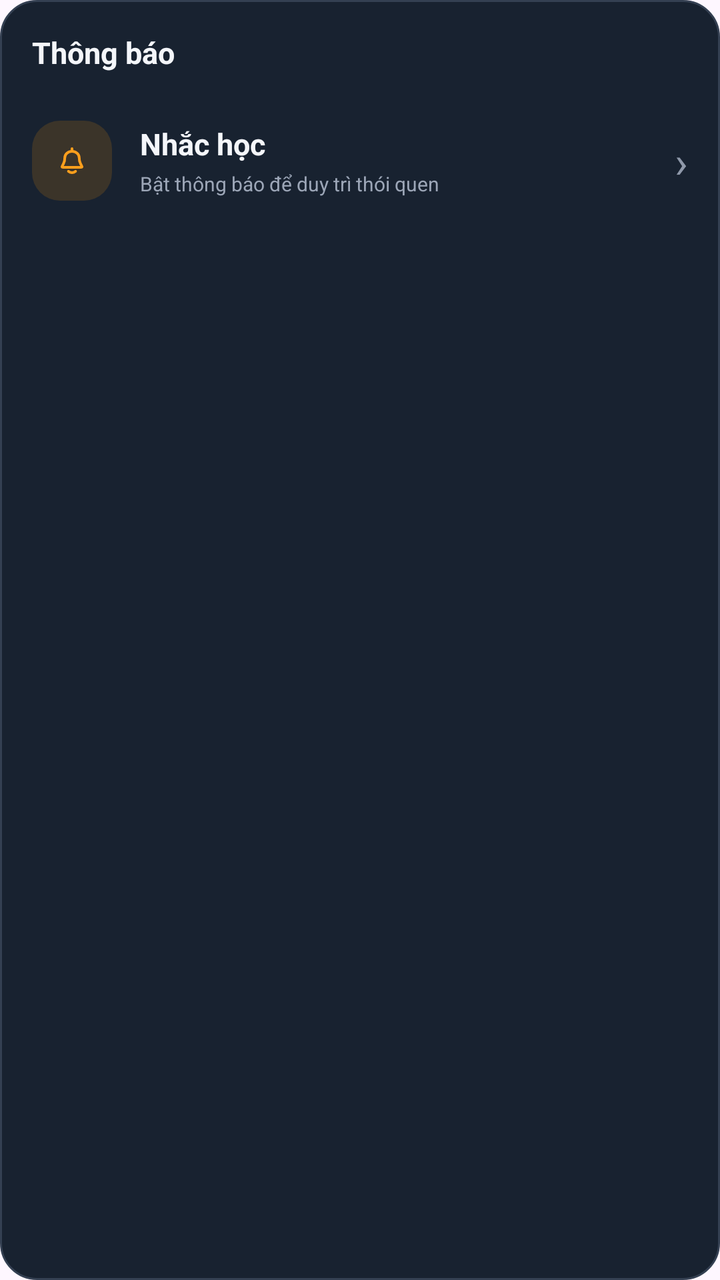
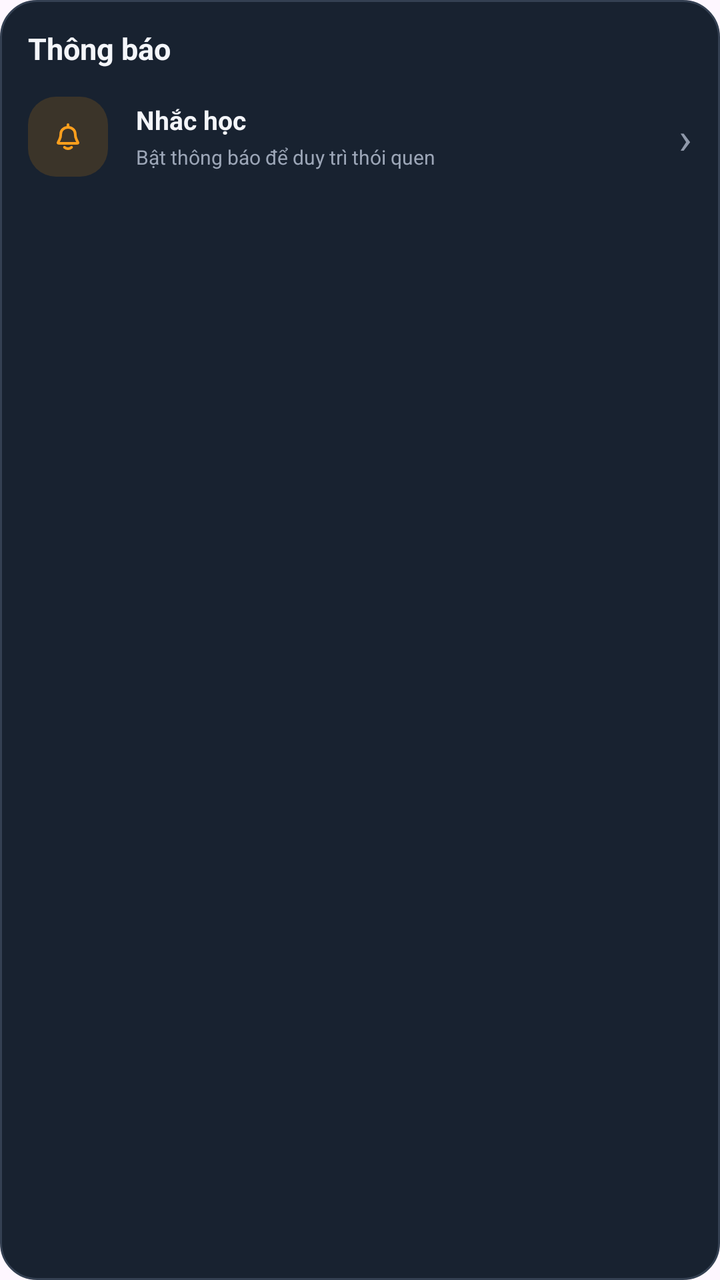

Before-and-after screenshots of an Android layout around one commit, followed by the original layout XML and the change that was made.
<!-- AndroidManifest.xml: application theme Theme.Kenglish -->
<!-- res/layout/canhan_thongbao.xml -->
<?xml version="1.0" encoding="utf-8"?>
<LinearLayout xmlns:android="http://schemas.android.com/apk/res/android"
    android:layout_width="match_parent"
    android:layout_height="wrap_content"
    xmlns:app="http://schemas.android.com/apk/res-auto"
    android:layout_marginBottom="16dp"
    android:background="@drawable/nen_canhan_card"
    android:orientation="vertical"
    android:padding="16dp">


    
    <TextView
        android:layout_width="wrap_content"
        android:layout_height="wrap_content"
        android:text="Thông báo"
        android:textColor="#F4F6FA"
        android:textSize="15sp"
        android:textStyle="bold" />


    
    <LinearLayout
        android:id="@+id/card_nhac_hoc"
        android:layout_width="match_parent"
        android:layout_height="68dp"
        android:layout_marginTop="10dp"
        android:clickable="true"
        android:focusable="true"
        android:gravity="center_vertical"
        android:orientation="horizontal">


        
        <ImageView
            android:layout_width="40dp"
            android:layout_height="40dp"
            android:background="@drawable/nen_icon_cam"
            android:gravity="center"
            android:padding="12dp"
            android:src="@drawable/ic_thongbao"
            app:tint="#FF9F1C" />


        
        <LinearLayout
            android:layout_width="0dp"
            android:layout_height="wrap_content"
            android:layout_marginStart="14dp"
            android:layout_weight="1"
            android:orientation="vertical">

            <TextView
                android:layout_width="wrap_content"
                android:layout_height="wrap_content"
                android:text="Nhắc học"
                android:textColor="#F4F6FA"
                android:textSize="15sp"
                android:textStyle="bold" />

            <TextView
                android:layout_width="wrap_content"
                android:layout_height="wrap_content"
                android:layout_marginTop="3dp"
                android:text="Bật thông báo để duy trì thói quen"
                android:textColor="#9CA6B7"
                android:textSize="10sp" />

        </LinearLayout>


        
        <TextView
            android:layout_width="wrap_content"
            android:layout_height="wrap_content"
            android:text="›"
            android:textColor="#8F99AA"
            android:textSize="22sp" />

    </LinearLayout>

</LinearLayout>
<!-- resources referenced by this layout -->
<resources>
  <!-- drawable ic_thongbao (drawable) -->
  <vector xmlns:android="http://schemas.android.com/apk/res/android"
      android:width="800dp"
      android:height="800dp"
      android:viewportWidth="24"
      android:viewportHeight="24">
    <path
        android:pathData="M12.001,5C13.433,5 14.807,5.506 15.819,6.406C16.832,7.306 17.401,8.527 17.401,9.8C17.401,11.769 17.846,13.244 18.423,14.328C19.161,15.713 19.529,16.406 19.509,16.564C19.485,16.749 19.454,16.8 19.303,16.907C19.173,17 18.525,17 17.231,17H6.771C5.476,17 4.829,17 4.699,16.907C4.547,16.8 4.517,16.749 4.493,16.564C4.472,16.406 4.841,15.713 5.579,14.328C6.156,13.244 6.601,11.769 6.601,9.8C6.601,8.527 7.17,7.306 8.183,6.406C9.195,5.506 10.569,5 12.001,5ZM12.001,5V3M9.355,20C10.061,20.623 10.989,21.002 12.005,21.002C13.021,21.002 13.949,20.623 14.655,20"
        android:strokeLineJoin="round"
        android:strokeWidth="2"
        android:fillColor="#00000000"
        android:strokeColor="#000000"
        android:strokeLineCap="round"/>
  </vector>
  <!-- drawable nen_canhan_card (drawable) -->
  <?xml version="1.0" encoding="utf-8"?>
  <shape
      xmlns:android="http://schemas.android.com/apk/res/android"
      android:shape="rectangle">
  
      <solid android:color="#182230" />
  
      <stroke
          android:width="1dp"
          android:color="#344052" />
  
      <corners android:radius="18dp" />
  
  </shape>
  <!-- drawable nen_icon_cam (drawable) -->
  <?xml version="1.0" encoding="utf-8"?>
  <shape xmlns:android="http://schemas.android.com/apk/res/android"
      android:shape="rectangle">
  
      <solid android:color="#3B3429" />
  
      <corners android:radius="14dp" />
  
  </shape>
  <style name="Theme.Kenglish" parent="Base.Theme.Kenglish" />
  <style name="Base.Theme.Kenglish" parent="Theme.Material3.DayNight.NoActionBar">
          
          
      </style>
</resources>

<!-- the commit's change to res/layout/canhan_thongbao.xml (unified diff, before → after) -->
@@ -6,7 +6,7 @@
     android:layout_marginBottom="16dp"
     android:background="@drawable/nen_canhan_card"
     android:orientation="vertical"
-    android:padding="16dp">
+    android:padding="14dp">
 
 
     
@@ -23,7 +23,7 @@
     <LinearLayout
         android:id="@+id/card_nhac_hoc"
         android:layout_width="match_parent"
-        android:layout_height="68dp"
+        android:layout_height="48dp"
         android:layout_marginTop="10dp"
         android:clickable="true"
         android:focusable="true"
@@ -55,7 +55,7 @@
                 android:layout_height="wrap_content"
                 android:text="Nhắc học"
                 android:textColor="#F4F6FA"
-                android:textSize="15sp"
+                android:textSize="13sp"
                 android:textStyle="bold" />
 
             <TextView
